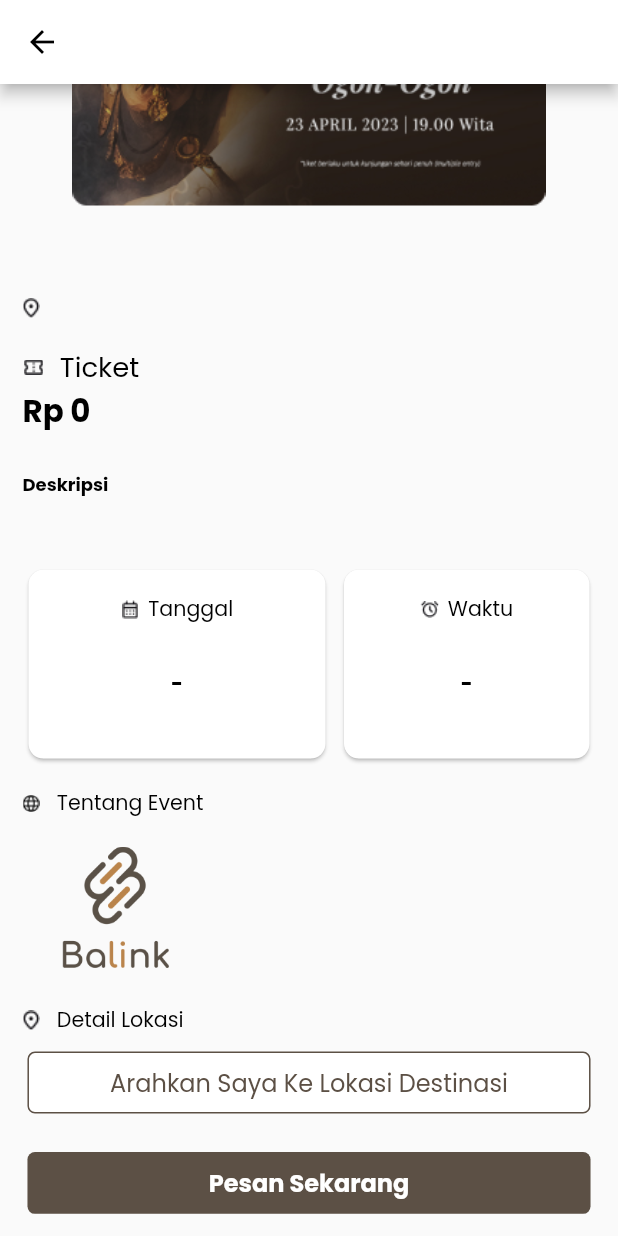
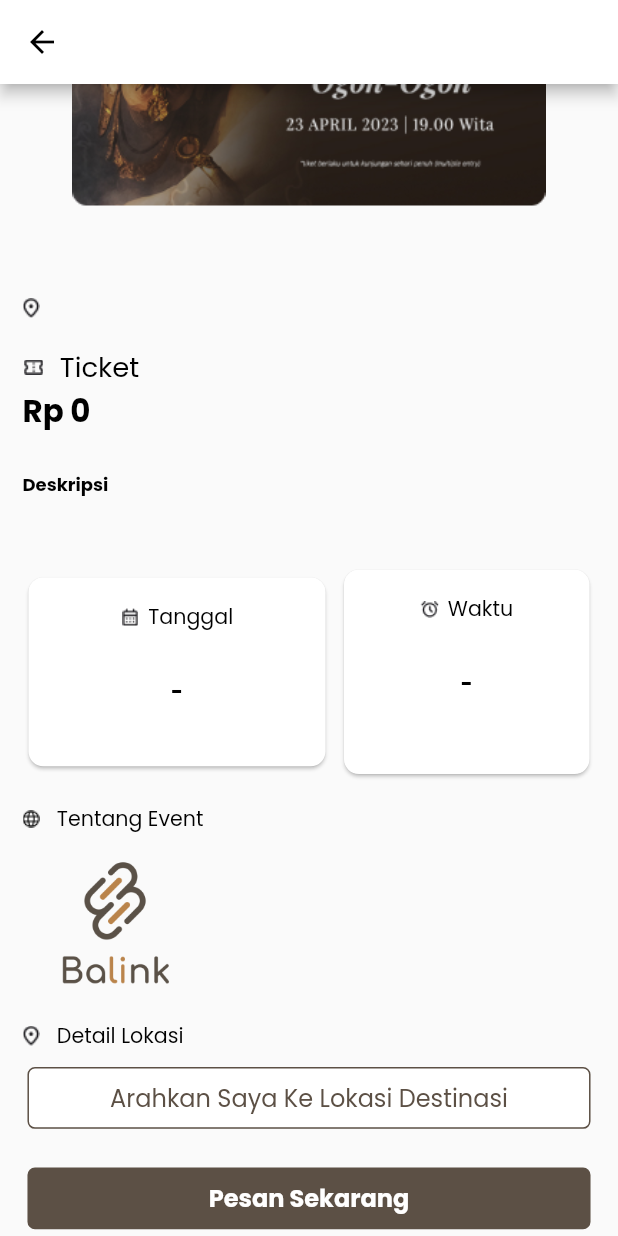
Before and after one commit to Balink-8/mobile_balink, a Flutter app: the EventDetailScreen screen opened directly with empty values, scrolled down 106 dp, on a phone screen of 412 x 824 dp. Run offline on Flutter 3.47's test engine with Material 2 defaults, Android fonts, the phone set to English and light mode, and no system bars; our stand-ins replace badges, carousel_slider, file_picker, flutter_screenutil, google_fonts, pinput and 2 more; missing offline and left inert: clipboard; accounts and stored records are empty; network calls fail.

Commit message:
lagii clock

```diff
--- a/lib/view/widget/event_screen_widget/card_clock.dart
+++ b/lib/view/widget/event_screen_widget/card_clock.dart
@@ -11,7 +11,7 @@ class cardClock extends StatelessWidget {
   Widget build(BuildContext context) {
     return SizedBox(
       width: 150.w,
-      height: 130.h,
+      height: 140.h,
       child: Card(
         shape: RoundedRectangleBorder(borderRadius: BorderRadius.circular(10)),
         child: Padding(
```
